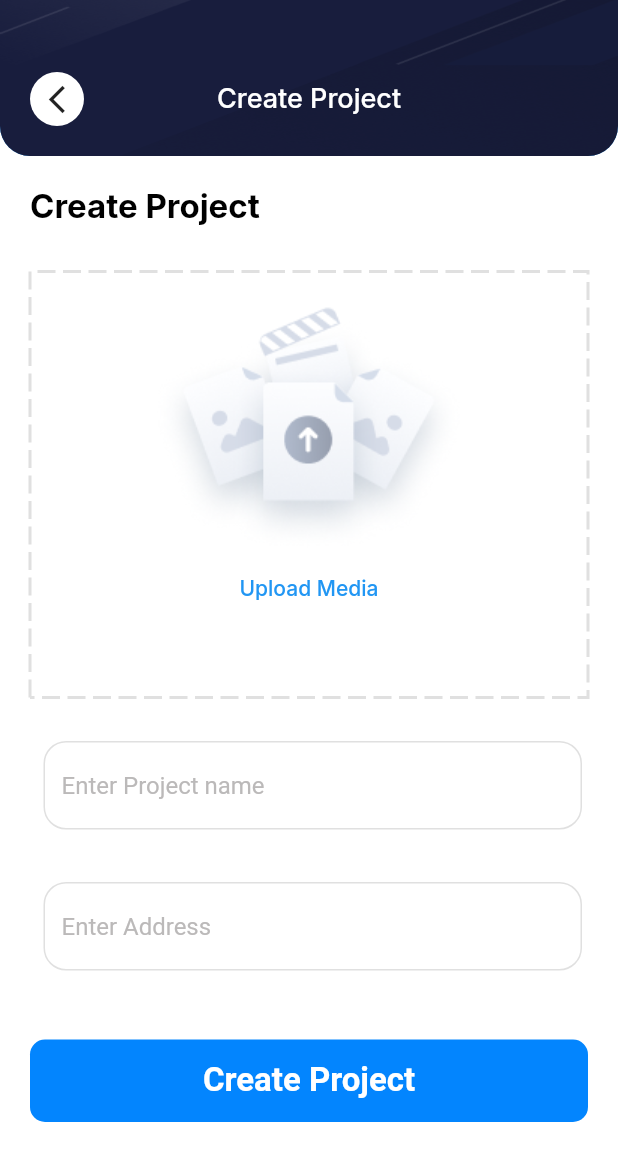
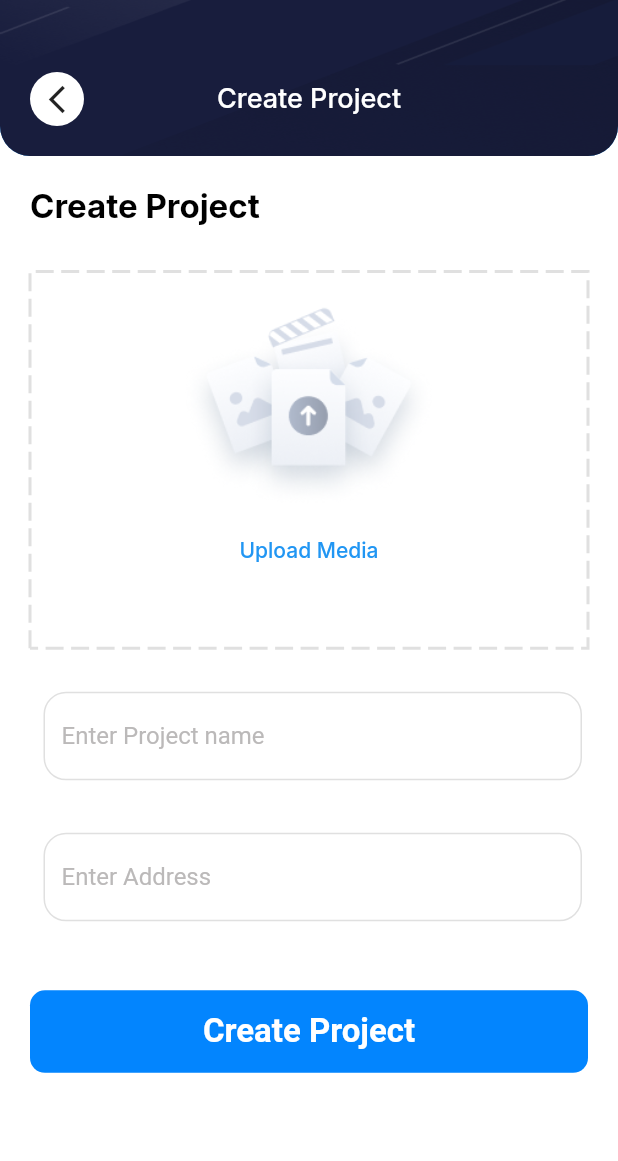
Before and after one commit to meetjanani/colab_ezzyfy_solutions, a Flutter app: the CreateProjectPage screen opened by its route, on a phone screen of 412 x 824 dp. Shown: the top 1161 px of the screen. Run offline on Flutter 3.47's test engine with Material 2 defaults, Android fonts, the phone set to English and light mode, and no system bars; drawn by our look-alikes of dotted_border; our stand-ins replace cached_network_image, cloud_firestore, connectivity_plus, dio, equatable, file_picker and 15 more; missing offline and left inert: dart:ffi, image_sketcher; accounts and stored records are empty; Roboto replaces fonts that are missing (futur); statements that could not run were skipped.

Commit message:
changes ui dynamic height

```diff
--- a/lib/ui/pages/Auth/login_page.dart
+++ b/lib/ui/pages/Auth/login_page.dart
@@ -20,7 +20,7 @@ class LoginPage extends GetView<LoginController> {
           child: Column(
             children: [
               Container(
-                height: Get.height / 3.8,
+                height: 246.dynamicHeight(),
                 width: Get.width,
                 decoration: BoxDecoration(
                     image: DecorationImage(
--- a/lib/ui/pages/Auth/register_page.dart
+++ b/lib/ui/pages/Auth/register_page.dart
@@ -20,7 +20,7 @@ class RegisterPage extends GetView<RegisterController> {
           child: Column(
             children: [
               Container(
-                height: Get.height / 3.8,
+                height: 246.dynamicHeight(),
                 width: Get.width,
                 decoration: BoxDecoration(
                     image: DecorationImage(
--- a/lib/ui/pages/home_dashboard/home_dashboard_page.dart
+++ b/lib/ui/pages/home_dashboard/home_dashboard_page.dart
@@ -279,9 +279,7 @@ class _HomeDashboardPageState extends State<HomeDashboardPage> {
                       ],
                     ),
                   ),
-                  SizedBox(
-                    height: 10,
-                  ),
+
                   ConstrainedBox(
                     constraints: BoxConstraints(
                       minHeight: Get.height * 0.15,
--- a/lib/ui/pages/project/create_project_page.dart
+++ b/lib/ui/pages/project/create_project_page.dart
@@ -61,12 +61,12 @@ class _CreateProjectPageState extends State<CreateProjectPage> {
                     borderType: BorderType.RRect,
                     dashPattern: [12, 5],
                     strokeWidth: 2,
-                    child: Padding(
-                      padding: const EdgeInsets.all(20.0),
-                      child: Obx(
-                        () => Container(
+                    child: Obx(
+                      () => Padding(
+                        padding:  EdgeInsets.all(20.dynamicHeight()),
+                        child: Container(
                           width: Get.width,
-                          height: 240,
+                          height: 200.dynamicHeight(),
                           decoration: BoxDecoration(
                             borderRadius: BorderRadius.circular(10),
                           ),
@@ -77,13 +77,16 @@ class _CreateProjectPageState extends State<CreateProjectPage> {
                                   )
                                 Image.file(File(controller.selectedPhoto.value.first.path ??
                                     ""),
-                                height: 200,
-                                width: Get.width,
-                                fit: BoxFit.cover,)
+                                height: 130.dynamicHeight(),
+                                width: 169.dynamicWidth(),
+                               )
                               else
-                                Image.asset(upload),
+                                Image.asset(upload,
+                                  height: 130.dynamicHeight(),
+                                  width: 169.dynamicWidth(),
+                                ),
                               SizedBox(
-                                height: 16,
+                                height: 20.dynamicHeight(),
                               ),
                               text('Upload Media', Colors.blue, 14,
                                   FontWeight.w500)
```
